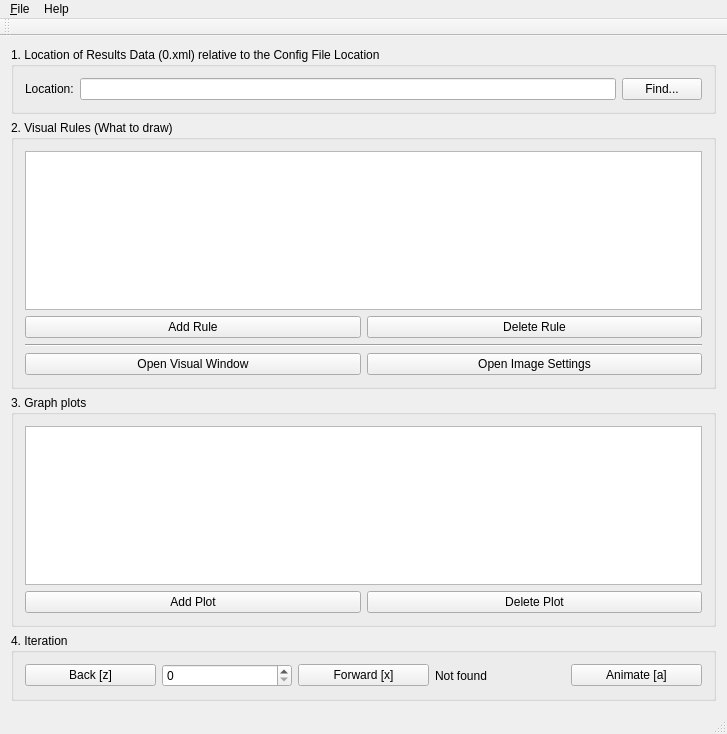
The window that mainwindow.ui (FLAME-HPC/flame_visualiser) describes before a commit, drawn with Qt 5.
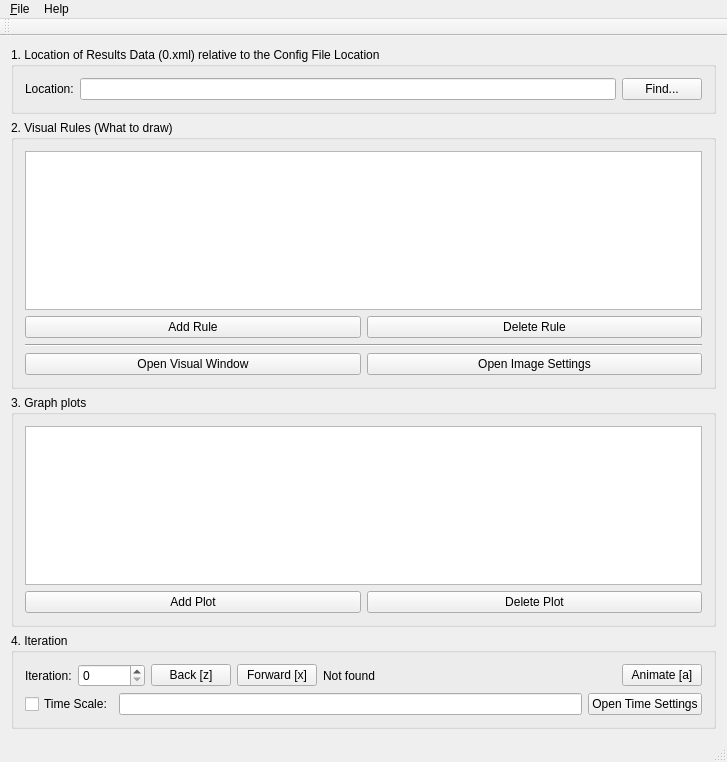
The same window after the commit.

Commit message: Added time scale features.

The edit to the form file:
```diff
--- a/mainwindow.ui
+++ b/mainwindow.ui
@@ -7,14 +7,14 @@
     <x>0</x>
     <y>0</y>
     <width>727</width>
-    <height>734</height>
+    <height>762</height>
    </rect>
   </property>
   <property name="windowTitle">
    <string>FLAME Visualiser</string>
   </property>
   <widget class="QWidget" name="centralWidget">
-   <layout class="QVBoxLayout" name="verticalLayout_2">
+   <layout class="QVBoxLayout" name="verticalLayout_4">
     <item>
      <widget class="QGroupBox" name="groupBox_2">
       <property name="title">
@@ -140,7 +140,23 @@
       <property name="title">
        <string>4. Iteration</string>
       </property>
+      <layout class="QVBoxLayout" name="verticalLayout_2">
+       <item>
       <layout class="QHBoxLayout" name="horizontalLayout">
+         <item>
+          <widget class="QLabel" name="label">
+           <property name="text">
+            <string>Iteration:</string>
+           </property>
+          </widget>
+         </item>
+         <item>
+          <widget class="QSpinBox" name="spinBox">
+           <property name="maximum">
+            <number>999999</number>
+           </property>
+          </widget>
+         </item>
        <item>
         <widget class="QPushButton" name="pushButton_BackIteration">
          <property name="focusPolicy">
@@ -160,13 +176,6 @@
          </property>
         </widget>
        </item>
-       <item>
-        <widget class="QSpinBox" name="spinBox">
-         <property name="maximum">
-          <number>999999</number>
-         </property>
-        </widget>
-       </item>
        <item>
         <widget class="QPushButton" name="pushButton_ForwardIteration">
          <property name="focusPolicy">
@@ -187,12 +196,48 @@
          </property>
         </widget>
        </item>
+         <item>
+          <spacer name="horizontalSpacer">
+           <property name="orientation">
+            <enum>Qt::Horizontal</enum>
+           </property>
+           <property name="sizeHint" stdset="0">
+            <size>
+             <width>40</width>
+             <height>20</height>
+            </size>
+           </property>
+          </spacer>
+         </item>
        <item>
         <widget class="QPushButton" name="pushButton_Animate">
          <property name="text">
           <string>Animate [a]</string>
          </property>
         </widget>
+         </item>
+        </layout>
+       </item>
+       <item>
+        <layout class="QHBoxLayout" name="horizontalLayout_5">
+         <item>
+          <widget class="QCheckBox" name="checkBox_timeScale">
+           <property name="text">
+            <string>Time Scale:</string>
+           </property>
+          </widget>
+         </item>
+         <item>
+          <widget class="QLineEdit" name="lineEdit_timeScale"/>
+         </item>
+         <item>
+          <widget class="QPushButton" name="pushButton_timeScale">
+           <property name="text">
+            <string>Open Time Settings</string>
+           </property>
+          </widget>
+         </item>
+        </layout>
        </item>
       </layout>
      </widget>
```
Lines whose indentation alone changed are shown as unchanged. The commit also changes 11 other files.
